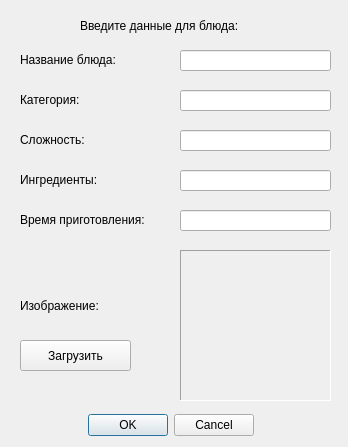
The window that newrecipe.ui (DexterVGA/FrenchCuisine) describes before a commit, drawn with Qt 5.
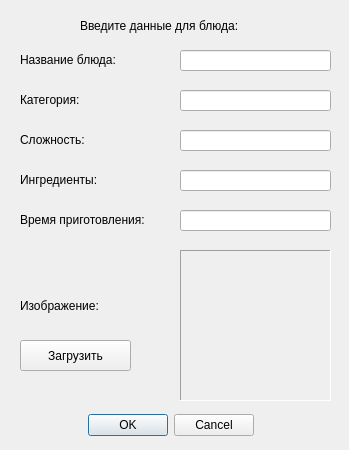
The same window after the commit.

What changed in the file:
```diff
--- a/newrecipe.ui
+++ b/newrecipe.ui
@@ -6,8 +6,8 @@
    <rect>
     <x>0</x>
     <y>0</y>
-    <width>348</width>
-    <height>447</height>
+    <width>349</width>
+    <height>450</height>
    </rect>
   </property>
   <property name="font">
```
